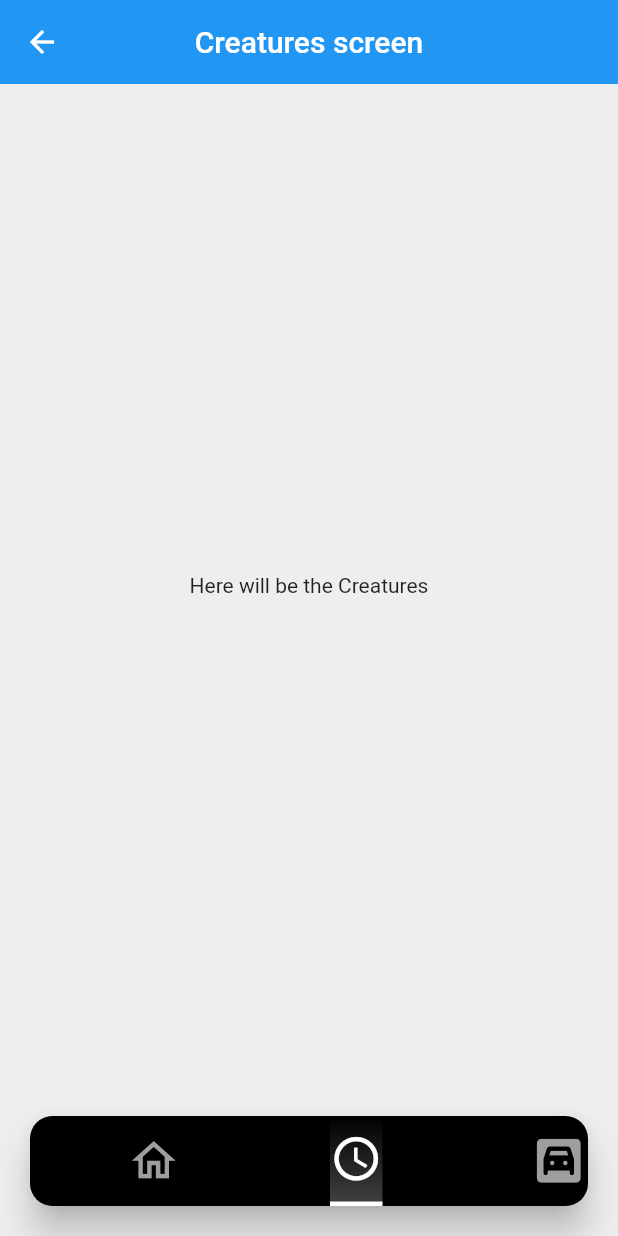
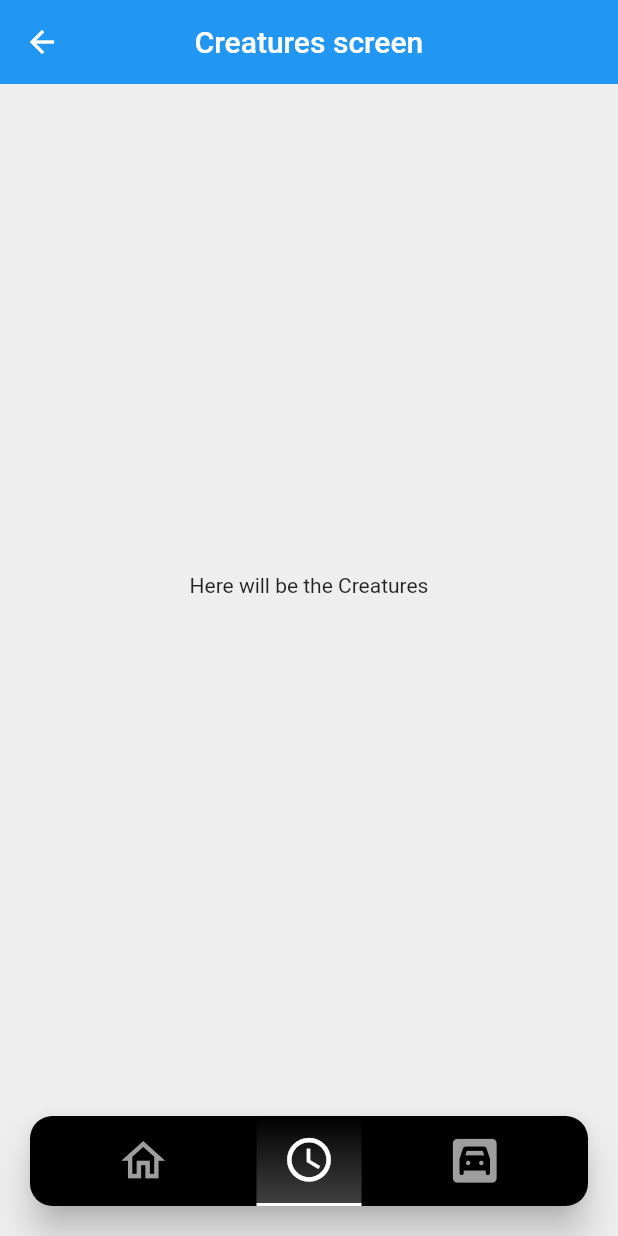
Before and after one commit to HiMyNameIsGarch/EgyptianMythology, a Flutter app: the Home screen opened by its route, on a phone screen of 412 x 824 dp. Run offline on Flutter 3.47's test engine with Material 2 defaults, Android fonts, the phone set to English and light mode, and no system bars.

Commit message:
change how icons are displayed

```diff
--- a/lib/pages/home.dart
+++ b/lib/pages/home.dart
@@ -1,4 +1,5 @@
 import 'package:flutter/material.dart';
+//import 'package:flutter/services.dart'; use to disable status/bottom bar
 import 'package:egyptianmythology/pages/tabs/gods.dart';
 import 'package:egyptianmythology/pages/tabs/creatures.dart';
 import 'package:egyptianmythology/pages/tabs/world.dart';
@@ -9,6 +10,7 @@ class Home extends StatefulWidget {
 }
 
 class _HomeState extends State<Home> {
+
   int selectedIndex = 1;
   final List<Widget> _selectedPage = [Gods(), Creatures(), World()];
   final List<IconData> data = [
@@ -17,6 +19,32 @@ class _HomeState extends State<Home> {
     Icons.garage
   ];
 
+  Container buildNavBarItem(int i) {
+      return Container(
+          height: 60,
+          width: 70,
+          child: GestureDetector(
+              onTap: () { setState(() { selectedIndex = i; }); },
+              child: AnimatedContainer(
+                  width: 40,
+                  duration: const Duration(milliseconds: 500),
+                  decoration: BoxDecoration(
+                      border: i == selectedIndex ? const Border(
+                          bottom: BorderSide(width: 2,
+                              color: Colors.white)): null,
+                      gradient: i == selectedIndex ? LinearGradient(
+                          colors: [ Colors.grey.shade800, Colors.black ],
+                          begin: Alignment.bottomCenter,
+                          end: Alignment.topCenter) : null
+                      ),
+                  child: Icon(data[i], size: 35,
+                      color: i == selectedIndex ?
+                      Colors.white: Colors.grey)
+                  )
+            )
+      );
+  }
+
   @override
   Widget build(BuildContext context) {
     return Scaffold(
@@ -24,44 +52,16 @@ class _HomeState extends State<Home> {
         body: _selectedPage[selectedIndex],
         bottomNavigationBar: Padding(padding: const EdgeInsets.all(20),
             child: Material(elevation: 10,
-                borderRadius: BorderRadius.circular(15),
+                borderRadius: const BorderRadius.all(Radius.circular(15)),
                 color: Colors.black,
-                child: Container(height: 60, width: double.infinity,
-                    child: ListView.builder(
-                        itemCount: data.length,
-                        padding: EdgeInsets.symmetric(horizontal: 15),
-                        itemBuilder: (ctx, i) => Padding(
-                            padding: EdgeInsets.symmetric(horizontal: 50),
-                            child: GestureDetector(
-                                onTap: () {
-                                    setState(() {
-                                        selectedIndex = i;
-                                    });
-                                },
-                                child: AnimatedContainer(
-                                    duration: Duration(milliseconds: 250),
-                                    width: 35,
-                                    decoration: BoxDecoration(
-                                        border: i == selectedIndex ? const Border(
-                                            bottom: BorderSide(width: 3,
-                                                color: Colors.white)): null,
-                                        gradient: i == selectedIndex ? LinearGradient(
-                                            colors: [
-                                                Colors.grey.shade800,
-                                                Colors.black
-                                            ],
-                                            begin: Alignment.bottomCenter,
-                                            end: Alignment.topCenter
-                                        ) : null
-                                    ),
-                                    child: Icon(data[i], size: 35,
-                                        color: i == selectedIndex ?
-                                                    Colors.white: Colors.grey)
-                                )
-                            )
-                        ),
-                        scrollDirection: Axis.horizontal,
-                    ),
+                child: Row(
+                    mainAxisAlignment: MainAxisAlignment.spaceEvenly,
+                    crossAxisAlignment: CrossAxisAlignment.center,
+                    children: <Widget> [
+                        buildNavBarItem(0),
+                        buildNavBarItem(1),
+                        buildNavBarItem(2),
+                    ],
                 ),
             ),
         ),
```
